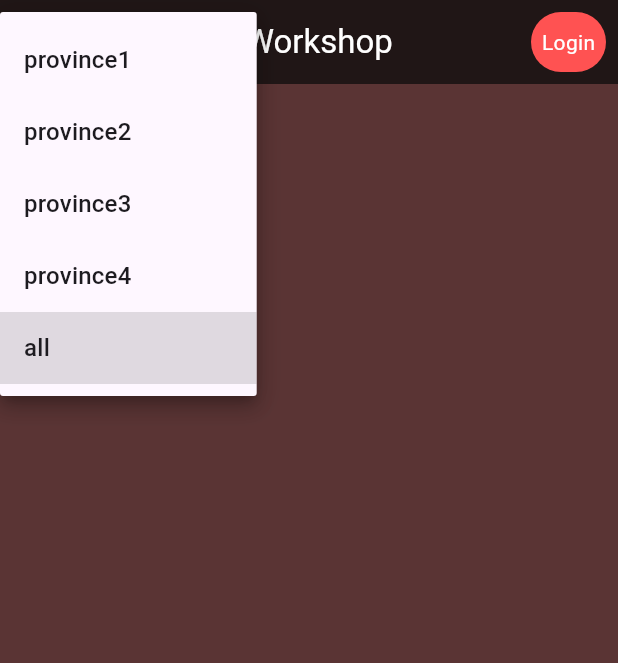
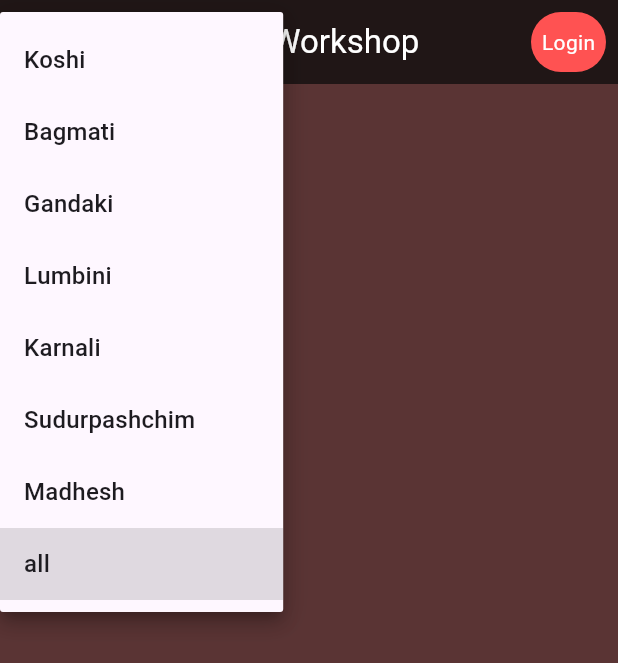
Before and after one commit to kazehito/workshop, a Flutter app: the screen it shows after launch, after a tap on "all", on a phone screen of 412 x 824 dp. Shown: the top 663 px of the screen. Run offline on Flutter 3.47's test engine with Material 3 defaults, Android fonts, the phone set to English and light mode, and no system bars; our stand-ins replace bloc, cloud_firestore, firebase_auth, firebase_core, flutter_bloc, flutter_dotenv and 1 more; missing offline and left inert: cloudinary_flutter, cloudinary_url_gen; accounts and stored records are empty.

```diff
--- a/lib/Page/Startpage.dart
+++ b/lib/Page/Startpage.dart
@@ -45,7 +45,7 @@ class _StartpageState extends State<Startpage> {
     return Scaffold(
       backgroundColor: AppColors.primary,
       appBar: AppBar(
-        leadingWidth: screenWidth/2.8,
+        leadingWidth: screenWidth/2.5,
         backgroundColor: AppColors.bars,
         leading: Padding(
           padding: const EdgeInsets.all(8.0),
@@ -62,10 +62,13 @@ class _StartpageState extends State<Startpage> {
                     .add(GetPost(provience: selectedProvince));
               },
               items: [
-                DropdownMenuItem(value: 'province1', child: Text("province1")),
-                DropdownMenuItem(value: 'province2', child: Text("province2")),
-                DropdownMenuItem(value: 'province3', child: Text("province3")),
-                DropdownMenuItem(value: 'province4', child: Text("province4")),
+                DropdownMenuItem(value: 'Koshi', child: Text("Koshi")),
+                DropdownMenuItem(value: 'Bagmati', child: Text("Bagmati")),
+                DropdownMenuItem(value: 'Gandaki', child: Text("Gandaki")),
+                DropdownMenuItem(value: 'Lumbini', child: Text("Lumbini")),
+                DropdownMenuItem(value: 'Karnali', child: Text("Karnali")),
+                DropdownMenuItem(value: 'Sudurpashchim', child: Text("Sudurpashchim")),
+                DropdownMenuItem(value: 'Madhesh', child: Text("Madhesh")),
                 DropdownMenuItem(value: 'all', child: Text("all")),
               ],
             ),
@@ -113,25 +116,37 @@ class _StartpageState extends State<Startpage> {
       ),
       bottomNavigationBar: _user != null?
       BottomAppBar(
-        height: screenHeight/20,
+        height: screenHeight/15,
         color: Colors.orange,
         shape: CircularNotchedRectangle(),
         child: Row(
           mainAxisAlignment: MainAxisAlignment.spaceAround,
           crossAxisAlignment: CrossAxisAlignment.center,
           children: [
-            IconButton(icon: Icon(Icons.person, size: 40,), onPressed: () {
-              Navigator.pushNamed(context, '/profilepage');
-            }),
-            IconButton(icon: Icon(Icons.add, size: 40,), onPressed: () {
-              Navigator.pushNamed(context, '/createpost');
-            }),
-            IconButton(icon: Icon(Icons.history, size: 40,), onPressed: () {
-              Navigator.pushNamed(context, '/history');
-            }),
-            IconButton(icon: Icon(Icons.book_outlined, size: 40,), onPressed: () {
-              Navigator.pushNamed(context, '/booking');
-            }),
+            InkWell(
+              onTap: () {
+                Navigator.pushNamed(context, '/profilepage');
+              },
+              child: Icon(Icons.person, size: 40,)
+            ),
+            InkWell(
+                onTap: () {
+                  Navigator.pushNamed(context, '/createpost');
+                },
+                child: Icon(Icons.add, size: 40,)
+            ),
+            InkWell(
+                onTap: () {
+                  Navigator.pushNamed(context, '/history');
+                },
+                child: Icon(Icons.history, size: 40,)
+            ),
+            InkWell(
+                onTap: () {
+                  Navigator.pushNamed(context, '/booking');
+                },
+                child: Icon(Icons.book_outlined, size: 40,)
+            ),
           ],
         ),
       )
--- a/lib/Page/createPost.dart
+++ b/lib/Page/createPost.dart
@@ -89,11 +89,12 @@ class _CreatepostState extends State<Createpost> {
                   initialSelection: Text("all"),
                   label: Text("province", style: TextStyle(color: Colors.white),),
                   dropdownMenuEntries: <DropdownMenuEntry<Color>>[
-                    DropdownMenuEntry(value: Colors.white, label: "province1"),
-                    DropdownMenuEntry(value: Colors.white, label: "province2"),
-                    DropdownMenuEntry(value: Colors.white, label: "province3"),
-                    DropdownMenuEntry(value: Colors.white, label: "province4"),
-                    DropdownMenuEntry(value: Colors.white, label: "all"),
+                    DropdownMenuEntry(value: Colors.white, label: 'Koshi'),
+                    DropdownMenuEntry(value: Colors.white, label: "Bagmati"),
+                    DropdownMenuEntry(value: Colors.white, label: "Lumbini"),
+                    DropdownMenuEntry(value: Colors.white, label: "Karnali"),
+                    DropdownMenuEntry(value: Colors.white, label: "Sudurpashchim"),
+                    DropdownMenuEntry(value: Colors.white, label: "Madhesh"),
                   ]),
             ),
             TextField(
--- a/lib/blocs/booking/booking_bloc.dart
+++ b/lib/blocs/booking/booking_bloc.dart
@@ -19,7 +19,7 @@ class BookingBloc extends Bloc<BookingEvent, BookingState> {
     });
     on<ShowBook>((event, emit) async {
       try {
-        final res = _postServcice.getbooking();
+        final res = _postServcice.getbooking(event.uid);
         emit(BookGet(bookinglist: res));
       } catch (e) {
         emit(BookgetFail(failed: e.toString()));
--- a/lib/blocs/booking/booking_event.dart
+++ b/lib/blocs/booking/booking_event.dart
@@ -10,6 +10,8 @@ class Book extends BookingEvent{
 }
 
 class ShowBook extends BookingEvent{
+  String uid;
+  ShowBook({required this.uid});
 }
 class BookingStatus extends BookingEvent{
   String status;
--- a/lib/services/PostService.dart
+++ b/lib/services/PostService.dart
@@ -115,9 +115,8 @@ class PostServcice{
     }
   }
 
-  Stream<QuerySnapshot> getbooking(){
-    String? userId = _auth.currentUser?.uid;
-    print(userId);
+  Stream<QuerySnapshot> getbooking(userId){
+  print(userId);
     try{
       return FirebaseFirestore.instance
           .collection('booking')
```
Also changed, not shown: lib/Page/Bookings.dart (+18 -9 lines).
